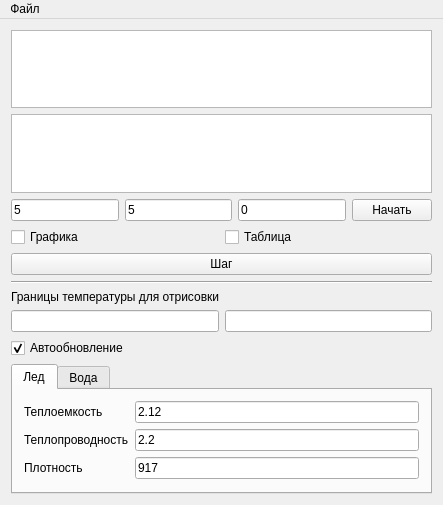
Old version of the form displaymeltmodel.ui in the repository AndreyMlashkin/stefanoproblem.
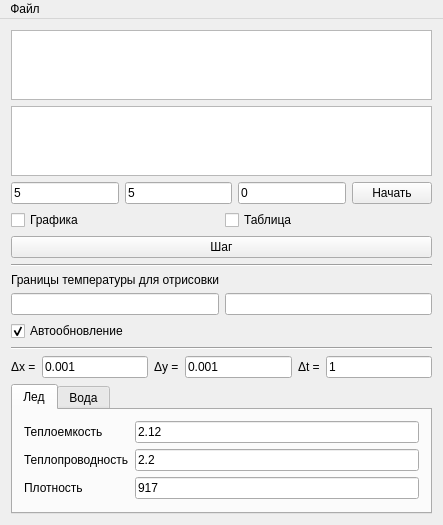
New version of the form.

Commit message: constants updated. That's all, no model logics will be updated. (only Ui interface)

```diff
--- a/displaymeltmodel.ui
+++ b/displaymeltmodel.ui
@@ -144,6 +144,59 @@
       </item>
      </layout>
     </item>
+    <item>
+     <widget class="Line" name="line_2">
+      <property name="orientation">
+       <enum>Qt::Horizontal</enum>
+      </property>
+     </widget>
+    </item>
+    <item>
+     <layout class="QHBoxLayout" name="horizontalLayout_3">
+      <item>
+       <widget class="QLabel" name="label_9">
+        <property name="text">
+         <string>Δx =</string>
+        </property>
+       </widget>
+      </item>
+      <item>
+       <widget class="QLineEdit" name="dx">
+        <property name="text">
+         <string>0.001</string>
+        </property>
+       </widget>
+      </item>
+      <item>
+       <widget class="QLabel" name="label_8">
+        <property name="text">
+         <string>Δy =</string>
+        </property>
+       </widget>
+      </item>
+      <item>
+       <widget class="QLineEdit" name="dy">
+        <property name="text">
+         <string>0.001</string>
+        </property>
+       </widget>
+      </item>
+      <item>
+       <widget class="QLabel" name="label_10">
+        <property name="text">
+         <string>Δt =</string>
+        </property>
+       </widget>
+      </item>
+      <item>
+       <widget class="QLineEdit" name="dt">
+        <property name="text">
+         <string>1</string>
+        </property>
+       </widget>
+      </item>
+     </layout>
+    </item>
     <item>
      <widget class="QTabWidget" name="constants">
       <property name="currentIndex">
```
The commit also changes 6 other files.
